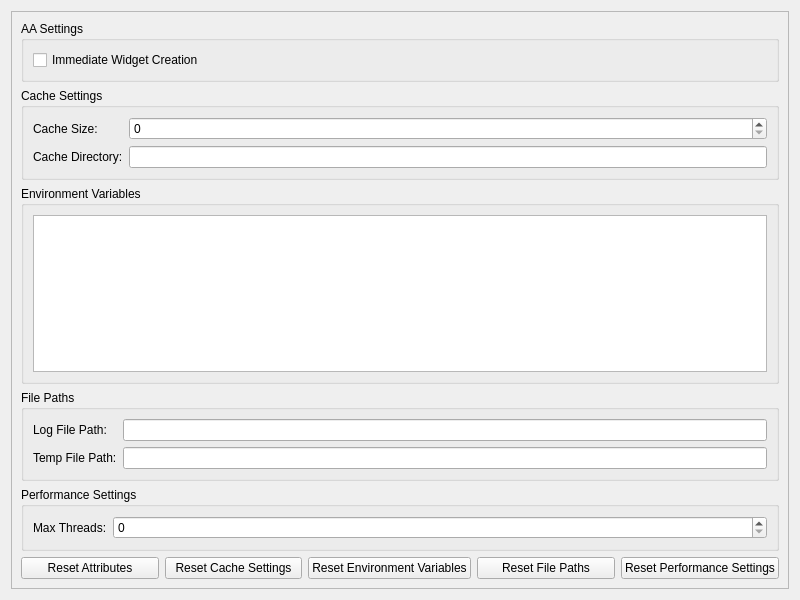
Qt form Tools/HolocronToolset/src/ui/widgets/settings/application.ui (NickHugi/PyKotor) before a commit.
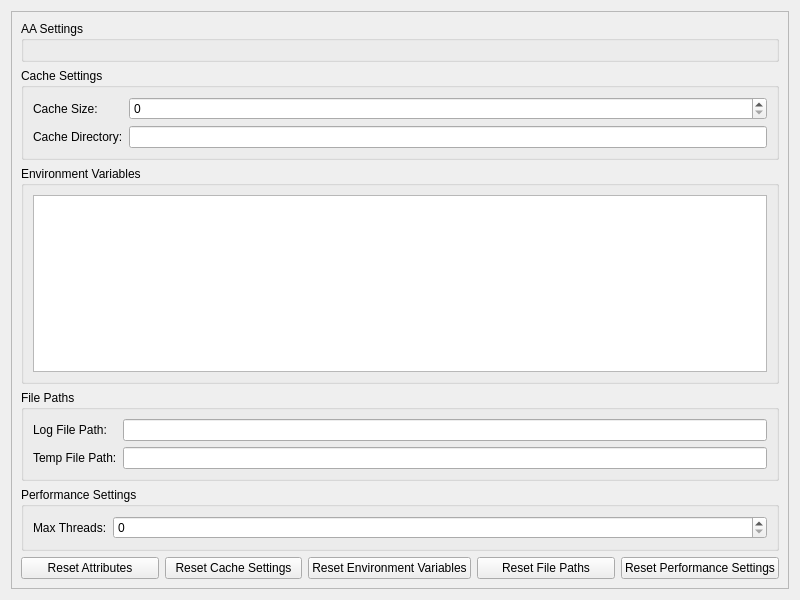
The same form after that commit.

What changed in the file:
```diff
--- a/Tools/HolocronToolset/src/ui/widgets/settings/application.ui
+++ b/Tools/HolocronToolset/src/ui/widgets/settings/application.ui
@@ -34,17 +34,7 @@
          <property name="title">
           <string>AA Settings</string>
          </property>
-         <layout class="QVBoxLayout" name="verticalLayout_3">
-          <!-- Add placeholder checkboxes for AA settings -->
-          <item>
-           <widget class="QCheckBox" name="AA_ImmediateWidgetCreationCheckBox">
-            <property name="text">
-             <string>Immediate Widget Creation</string>
-            </property>
-           </widget>
-          </item>
-          <!-- Add other AA settings checkboxes as needed -->
-         </layout>
+         <layout class="QVBoxLayout" name="verticalLayout_3"/>
         </widget>
        </item>
        <item>
```
